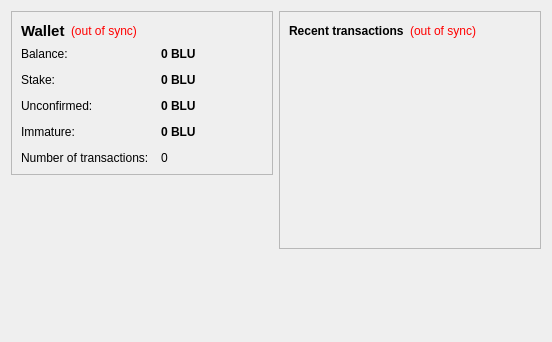
Old version of the form src/qt/forms/overviewpage.ui in the repository grantcoin/grantcoin-new.
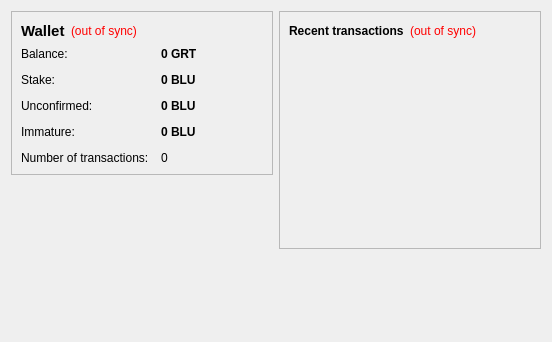
New version of the form. Icons and pictures are not drawn.

Commit message: change BLU to GRT

Diff of the .ui file:
```diff
--- a/src/qt/forms/overviewpage.ui
+++ b/src/qt/forms/overviewpage.ui
@@ -105,7 +105,7 @@
                <string>Your current balance</string>
               </property>
               <property name="text">
-             <string notr="true">0 BLU</string>
+             <string notr="true">0 GRT</string>
             </property>
             <property name="textInteractionFlags">
              <set>Qt::LinksAccessibleByMouse|Qt::TextSelectableByKeyboard|Qt::TextSelectableByMouse</set>
```
